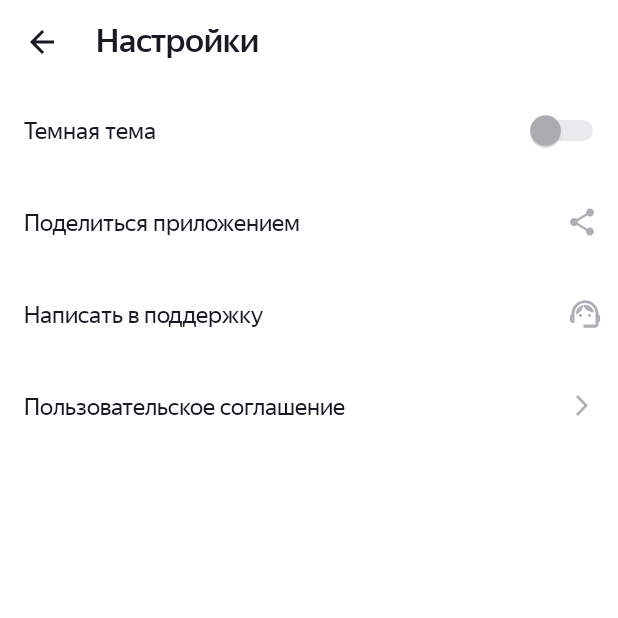
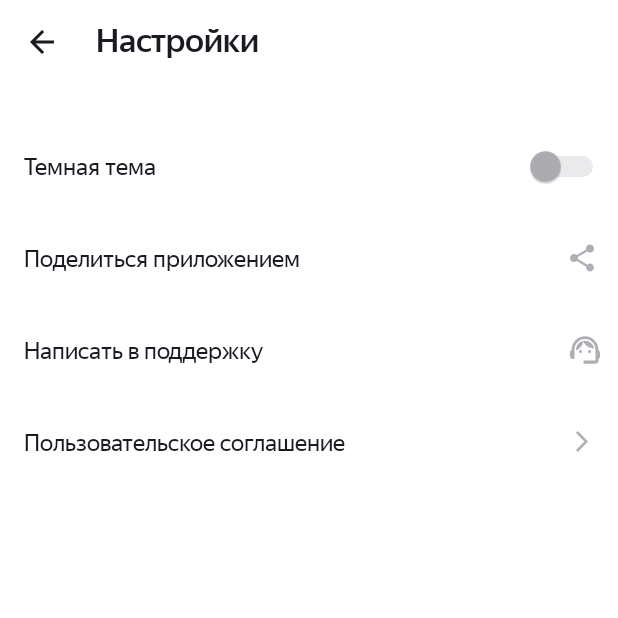
Before and after one commit to VladaKuzmich/PlaylistMaker, an Android app: the SettingsActivity screen opened directly, with no data from a screen before it, on a phone screen of 412 x 824 dp, the top half of it. Run offline under Robolectric (Android 15) with nearby library versions, the phone set to English and light mode, and no system bars.

Commit message:
[PLM:9_3] - fix sprint 9

```diff
--- a/app/src/main/res/layout/activity_settings.xml
+++ b/app/src/main/res/layout/activity_settings.xml
@@ -11,6 +11,7 @@
     <LinearLayout
         android:layout_width="match_parent"
         android:layout_height="56dp"
+        android:layout_marginBottom="24dp"
         android:orientation="horizontal">
 
         <ImageButton
--- a/app/src/main/res/values-night/themes.xml
+++ b/app/src/main/res/values-night/themes.xml
@@ -7,7 +7,7 @@
         <item name="colorOnPrimary">@color/white</item>
         <item name="colorOnSecondary">@color/blackish_blue</item>
 
-        <item name="background">@color/blackish_blue</item>
+        <item name="android:windowBackground">@color/blackish_blue</item>
     </style>
 
     <style name="SearchEditText">
--- a/app/src/main/res/values/themes.xml
+++ b/app/src/main/res/values/themes.xml
@@ -7,12 +7,12 @@
         <item name="colorOnPrimary">@color/blackish_blue</item>
         <item name="colorOnSecondary">@color/blackish_blue</item>
 
-        <item name="background">@color/white</item>
+        <item name="android:windowBackground">@color/white</item>
     </style>
 
     <style name="SearchEditText">
         <item name="android:backgroundTint">@color/light_gray</item>
-        <item name="android:textColor">@color/gray</item>
+        <item name="android:textColor">@color/blackish_blue</item>
         <item name="android:textColorHint">@color/gray</item>
         <item name="android:drawableTint">@color/gray</item>
         <item name="android:tint">@color/gray</item>
```
Also changed, not shown: app/src/main/java/com/v_kuzmich/playlistmaker/SearchActivity.kt (+5 -8 lines), app/src/main/res/layout/activity_search.xml (+9 -6 lines), 1 other file.
